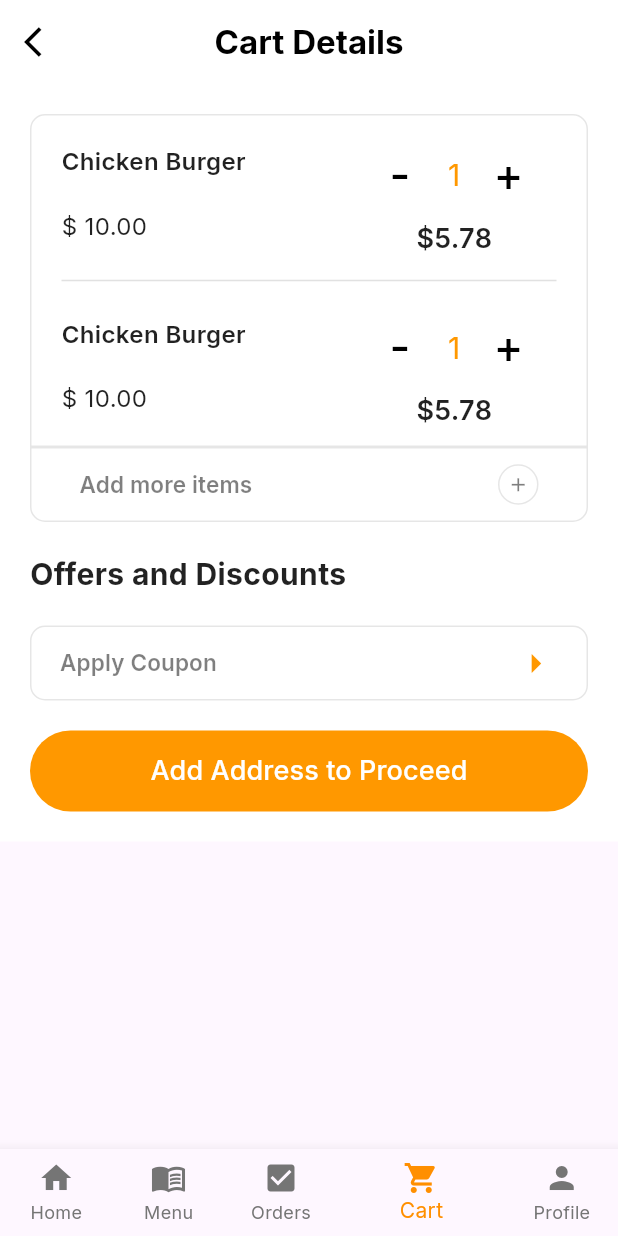
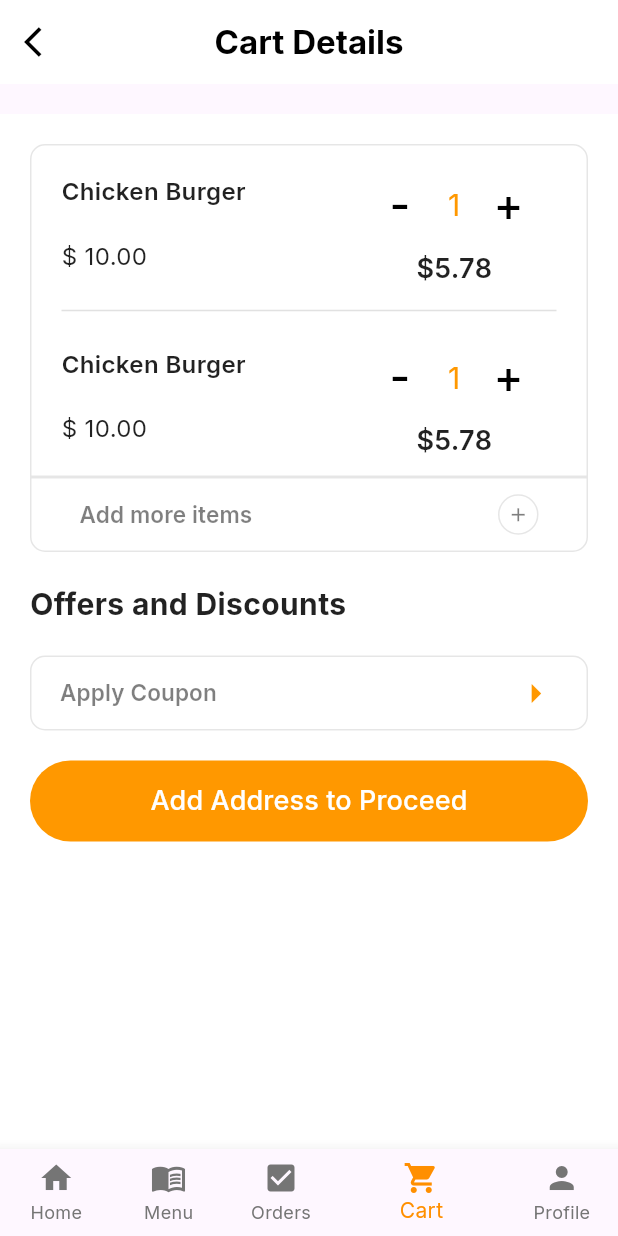
Before and after one commit to ntwari-egide/hawks-nest-restro-app-flutter, a Flutter app: the screen it shows after launch, item 4 of the bottom bar chosen, on a phone screen of 412 x 824 dp. Run offline on Flutter 3.47's test engine with Material 2 defaults, Android fonts, the phone set to English and light mode, and no system bars; our stand-ins replace carousel_slider, google_fonts; missing offline and left inert: flutter_splash_screen; network calls fail.

Commit message:
finalize the cart details page

```diff
--- a/lib/screen/layout/dashboard/cart/welcome.dart
+++ b/lib/screen/layout/dashboard/cart/welcome.dart
@@ -1,7 +1,6 @@
 import 'package:flutter/material.dart';
 import 'package:hawks_nest_app/screen/layout/dashboard/cart/cart_item.dart';
 import 'package:hawks_nest_app/screen/layout/dashboard/reusable/bottom_nav.dart';
-import 'package:hawks_nest_app/screen/reusables/bottom_drawer.dart';
 
 class CartViewScreen extends StatefulWidget {
   const CartViewScreen({super.key});
@@ -39,8 +38,10 @@ class _CartViewScreenState extends State<CartViewScreen> {
           BottomNavigationBarWidget(currentIndex: currentIndex),
       body: SingleChildScrollView(
         child: Container(
+          height: MediaQuery.of(context).size.height,
           color: Colors.white,
           padding: const EdgeInsets.symmetric(horizontal: 20.0, vertical: 20),
+          margin: const EdgeInsets.only(top: 20.0),
           child: Column(
             crossAxisAlignment: CrossAxisAlignment.start,
             mainAxisAlignment: MainAxisAlignment.start,
```
